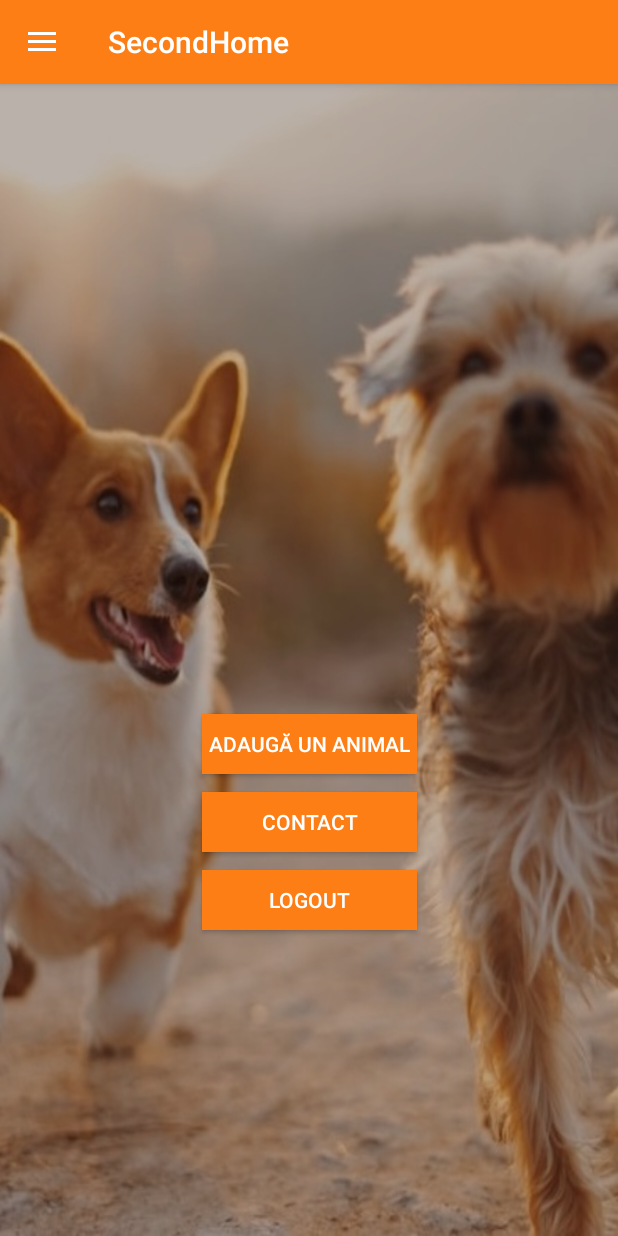
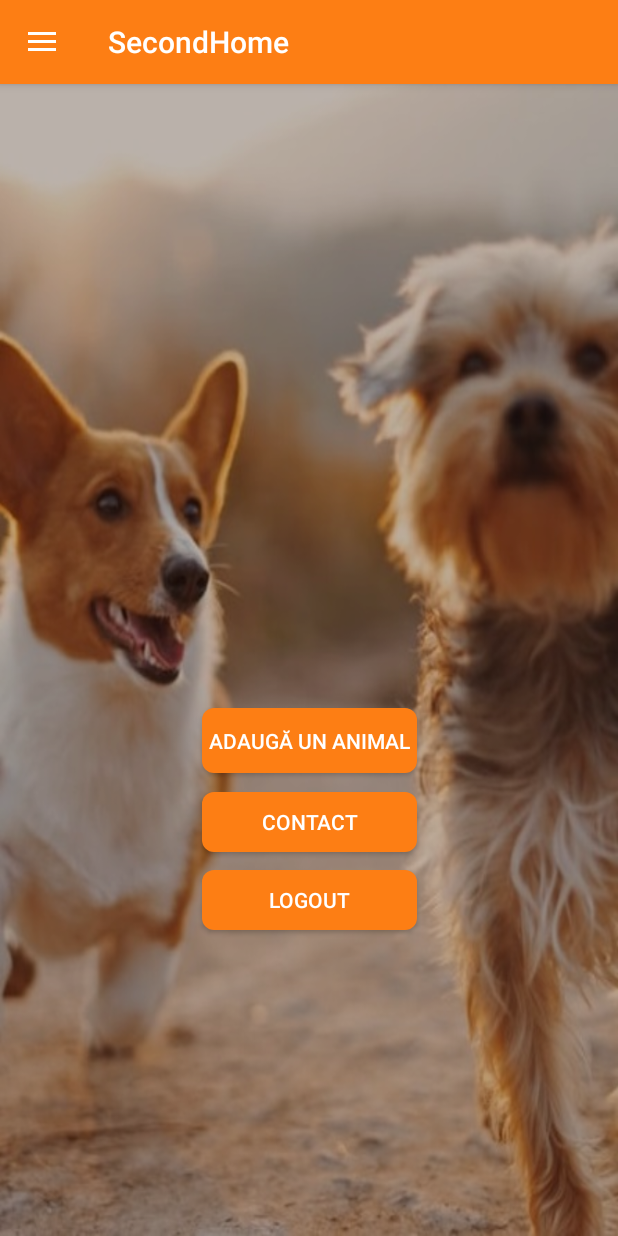
Before and after one commit to VladDuncea/SecondHome, an Android app: the Main2LoggedInActivity screen opened directly, with no data from a screen before it, on a phone screen of 412 x 824 dp. Run offline under Robolectric (Android 15) with nearby library versions, the phone set to English and light mode, and no system bars; our stand-ins replace Volley; 2 statements that could not run were skipped.

Commit message:
round buttons

```diff
--- /dev/null
+++ b/app/src/main/res/drawable/btn_shape_round.xml
@@ -0,0 +1,13 @@
+<?xml version="1.0" encoding="utf-8"?>
+<shape xmlns:android="http://schemas.android.com/apk/res/android"
+    android:padding="16dp"
+    android:shape="rectangle">
+    <gradient
+        android:endColor="@color/orange"
+        android:gradientRadius="30dp"
+        android:type="radial"
+        android:startColor="@color/orange" />
+
+
+    <corners android:radius="8dp" />
+</shape>
--- a/app/src/main/res/layout/activity_main.xml
+++ b/app/src/main/res/layout/activity_main.xml
@@ -37,10 +37,10 @@
             android:layout_width="139dp"
             android:layout_height="50dp"
             android:layout_marginTop="394dp"
-            android:background="@color/colorPrimary"
+            android:background="@drawable/btn_shape_round"
             android:text="Accesează contul"
             android:textColor="@color/white"
-
+            android:shape="@drawable/btn_shape_round"
             app:layout_constraintEnd_toEndOf="parent"
             app:layout_constraintHorizontal_bias="0.5"
             app:layout_constraintStart_toStartOf="parent"
@@ -51,7 +51,8 @@
             android:layout_width="139dp"
             android:layout_height="50dp"
             android:layout_marginTop="456dp"
-            android:background="@color/colorPrimary"
+
+            android:background="@drawable/btn_shape_round"
             android:text="Creează un cont"
             android:textColor="@color/white"
             app:layout_constraintEnd_toEndOf="parent"
--- a/app/src/main/res/layout/activity_main2_logged_in.xml
+++ b/app/src/main/res/layout/activity_main2_logged_in.xml
@@ -24,9 +24,9 @@
             android:layout_height="120dp"
             android:layout_gravity="center_horizontal"
             android:layout_marginTop="52dp"
+            android:fontFamily="@font/dancingscript"
             android:text=""
             android:textAlignment="center"
-            android:fontFamily="@font/dancingscript"
             android:textColor="@color/white"
             android:textSize="50dp"
             app:layout_constraintEnd_toEndOf="parent"
@@ -40,7 +40,7 @@
             android:layout_height="40dp"
             android:layout_gravity="center_horizontal"
             android:layout_marginTop="472dp"
-            android:background="@color/colorPrimary"
+            android:background="@drawable/btn_shape_round"
             android:text="Contact"
             android:textColor="@color/white"
             app:layout_constraintEnd_toEndOf="parent"
@@ -52,7 +52,7 @@
             android:layout_width="143dp"
             android:layout_height="40dp"
             android:layout_marginTop="524dp"
-            android:background="@color/colorPrimary"
+            android:background="@drawable/btn_shape_round"
             android:text="logout"
             android:textColor="@color/white"
             app:layout_constraintEnd_toEndOf="parent"
@@ -62,10 +62,11 @@
         <Button
             android:id="@+id/animalForm"
             android:layout_width="143dp"
-            android:layout_height="40dp"
+            android:layout_height="43dp"
             android:layout_gravity="center_horizontal"
-            android:layout_marginTop="420dp"
-            android:background="@color/colorPrimary"
+            android:layout_marginTop="416dp"
+            android:background="@drawable/btn_shape_round"
+
             android:text="Adaugă un animal"
             android:textColor="@color/white"
             app:layout_constraintEnd_toEndOf="parent"
```
